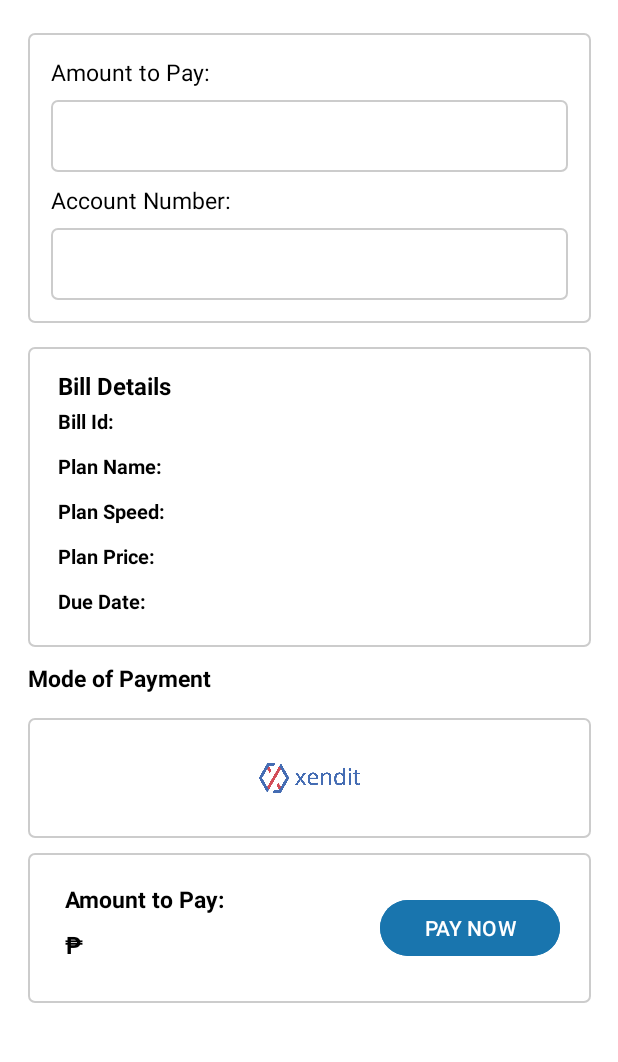
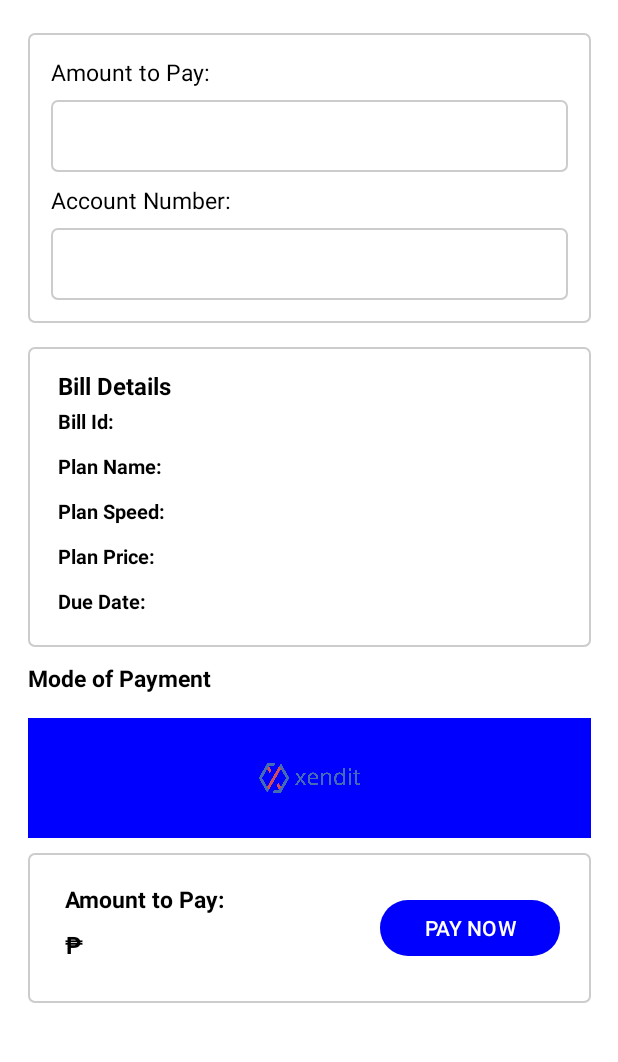
Before and after one commit to Pintuan/onekonek, an Android app: the Paynow screen opened directly, with no data from a screen before it, after a tap on "Paymongo", on a phone screen of 412 x 824 dp, the part 75-1137 px from its top. Run offline under Robolectric (Android 15) with nearby library versions, the phone set to English and light mode, and no system bars.

Commit message:
adjusted the android app

```diff
--- a/app/src/main/java/com/example/onekonekmobileapplicationfinal/Paynow.java
+++ b/app/src/main/java/com/example/onekonekmobileapplicationfinal/Paynow.java
@@ -2,11 +2,13 @@ package com.example.onekonekmobileapplicationfinal;
 
 import android.annotation.SuppressLint;
 import android.content.Intent;
+import android.graphics.Color;
 import android.net.Uri;
 import android.os.Build;
 import android.os.Bundle;
 import android.util.Log;
 import android.view.View;
+import android.widget.Button;
 import android.widget.ImageButton;
 import android.widget.TextView;
 import android.widget.Toast;
@@ -35,6 +37,7 @@ import okhttp3.Response;
 public class Paynow extends AppCompatActivity {
 
     private TextView amount, accountNumber, planName, planSpeed, billDueDate, amountToPay, planPrice, billId;
+    Button payNowButton;
 
     private static final String TAG = "onekonek";
     private  JSONArray billsArray;
@@ -43,7 +46,7 @@ public class Paynow extends AppCompatActivity {
     protected void onCreate(Bundle savedInstanceState) {
         super.onCreate(savedInstanceState);
         setContentView(R.layout.paynow);
-
+        payNowButton = findViewById(R.id.payNowButton);
         amount = findViewById(R.id.amount);
         accountNumber = findViewById(R.id.accountNumber);
         planName = findViewById(R.id.planName);
@@ -54,15 +57,18 @@ public class Paynow extends AppCompatActivity {
         billId = findViewById(R.id.billId);
 
         ImageButton xenditButton = findViewById(R.id.xendit);
-
+        payNowButton.setClickable(false);
         ImageButton button3 = findViewById(R.id.backbttnSubitTicket);
 
         xenditButton.setOnClickListener(new View.OnClickListener() {
             @Override
             public void onClick(View v) {
                 // Redirect to the specified URL
-                Intent browserIntent = new Intent(Intent.ACTION_VIEW, Uri.parse("https://dev.xen.to/jY_LymVZ"));
-                startActivity(browserIntent);
+                //Intent browserIntent = new Intent(Intent.ACTION_VIEW, Uri.parse("https://dev.xen.to/jY_LymVZ"));
+                //startActivity(browserIntent);
+                xenditButton.setBackgroundColor(Color.BLUE);
+                payNowButton.setBackgroundColor(Color.BLUE);
+                payNowButton.setClickable(true);
             }
         });
         button3.setOnClickListener(new View.OnClickListener() {
@@ -175,6 +181,8 @@ public class Paynow extends AppCompatActivity {
 
     public void OpenPayment(View view) {
         try {
+            payNowButton.setBackgroundColor(Color.GRAY);
+            payNowButton.setClickable(false);
             for (int i = 0; i < billsArray.length(); i++) {
                 JSONObject jsonObject = billsArray.getJSONObject(i);
                 String bill_id = jsonObject.optString("bill_id", null);
--- a/app/src/main/res/layout/paynow.xml
+++ b/app/src/main/res/layout/paynow.xml
@@ -398,7 +398,7 @@
             android:layout_height="45dp"
             android:layout_gravity="center_vertical"
             android:layout_marginStart="230dp"
-            android:backgroundTint="@color/blue"
+            android:backgroundTint="@color/grey"
             android:onClick="OpenPayment"
             android:text="PAY NOW"
             android:textColor="@color/white"
```
Also changed, not shown: 3 other files.
